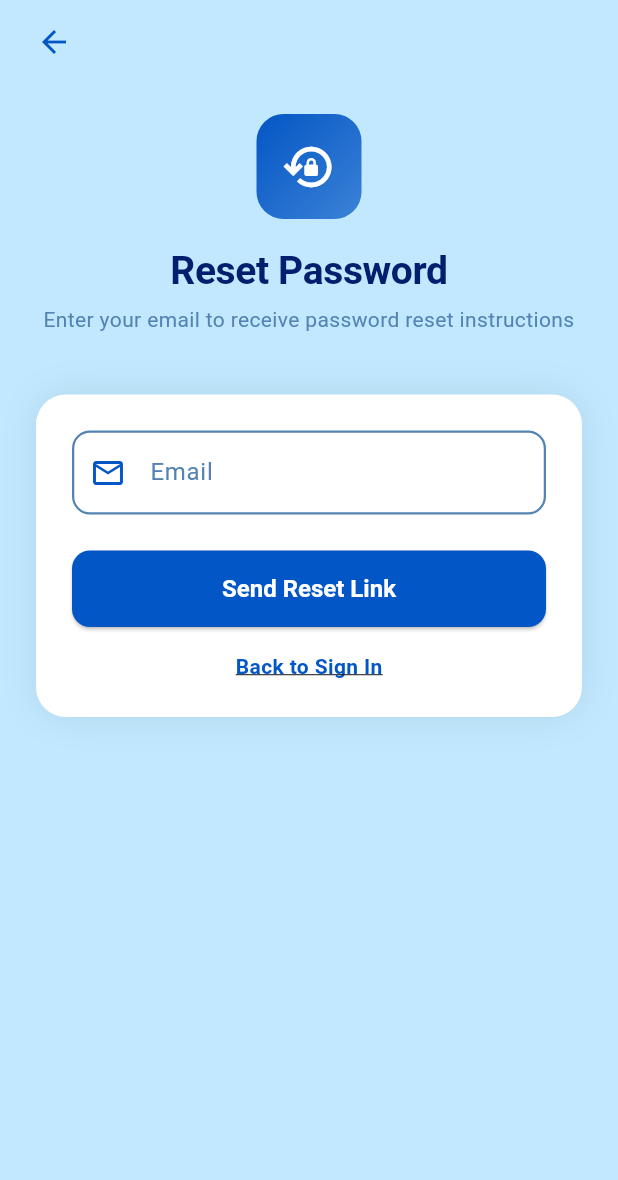
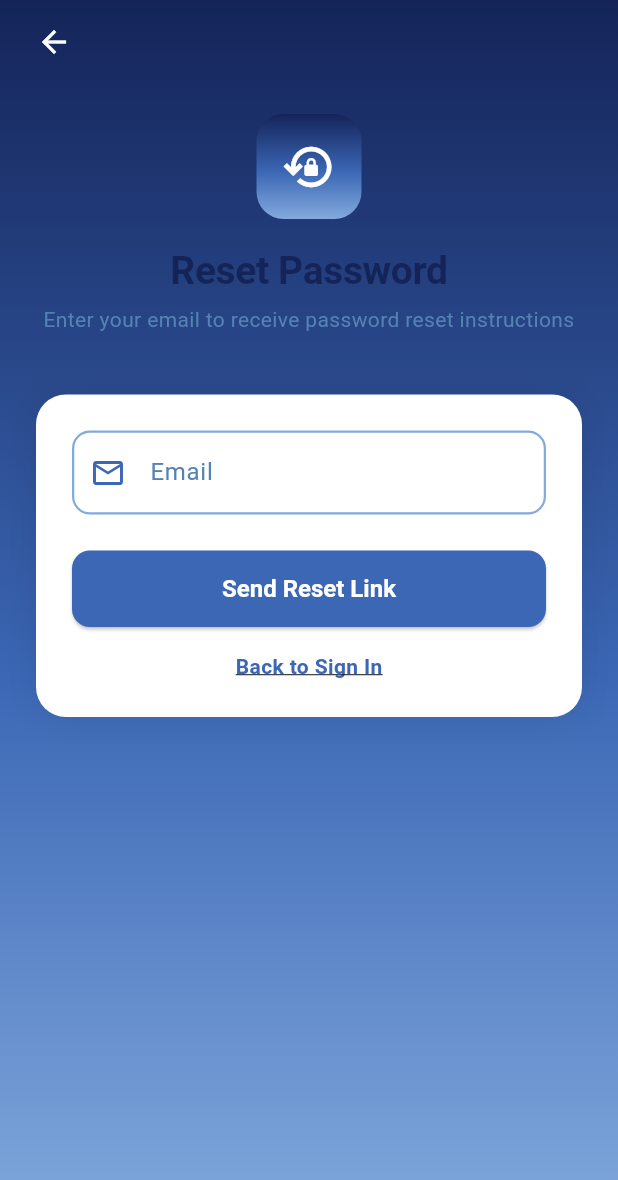
Before and after one commit to Michemor/family-workbook, a Flutter app: the ForgotPasswordScreen screen opened directly, on a phone screen of 412 x 824 dp. Shown: the top 1180 px of the screen. Run offline on Flutter 3.47's test engine with Material 3 defaults, Android fonts, the phone set to English and light mode, and no system bars; our stand-ins replace cloud_firestore, firebase_auth, firebase_core; accounts and stored records are empty.

Commit message:
Merge branch and fix screen conflicts

```diff
--- a/family_workbook/lib/screens/forgot_password_screen.dart
+++ b/family_workbook/lib/screens/forgot_password_screen.dart
@@ -60,18 +60,22 @@ class _ForgotPasswordScreenState extends State<ForgotPasswordScreen> {
 
   @override
   Widget build(BuildContext context) {
-    return Scaffold(
-      backgroundColor: AppTheme.lightBeige,
+    return Container(
+      decoration: const BoxDecoration(
+        gradient: AppTheme.primaryOmbre,
+      ),
+      child: Scaffold(
+        backgroundColor: Colors.transparent,
         appBar: AppBar(
           elevation: 0,
           backgroundColor: Colors.transparent,
           leading: GestureDetector(
             onTap: _handleBackToSignIn,
-          child: Padding(
-            padding: const EdgeInsets.only(left: 16.0),
+            child: const Padding(
+              padding: EdgeInsets.only(left: 16.0),
               child: Icon(
                 Icons.arrow_back,
-              color: AppTheme.primaryColor,
+                color: Colors.white,
                 size: 24,
               ),
             ),
@@ -89,14 +93,7 @@ class _ForgotPasswordScreenState extends State<ForgotPasswordScreen> {
                   width: 70,
                   height: 70,
                   decoration: BoxDecoration(
-                    gradient: LinearGradient(
-                      begin: Alignment.topLeft,
-                      end: Alignment.bottomRight,
-                      colors: [
-                        AppTheme.primaryColor,
-                        AppTheme.primaryColor.withValues(alpha: 0.7),
-                      ],
-                    ),
+                    gradient: AppTheme.primaryOmbre,
                     borderRadius: BorderRadius.circular(18),
                   ),
                   child: const Icon(
@@ -279,6 +276,7 @@ class _ForgotPasswordScreenState extends State<ForgotPasswordScreen> {
           ),
         ),
         ),
+      ),
     );
   }
 }
--- a/family_workbook/lib/screens/sign_in_screen.dart
+++ b/family_workbook/lib/screens/sign_in_screen.dart
@@ -78,10 +78,10 @@ class _SignInScreenState extends State<SignInScreen> {
     return Scaffold(
       body: Stack(
         children: [
-          // Light Blue Background
+          // Ocean Wave Background
           Container(
             decoration: const BoxDecoration(
-              color: Color(0xFFC1E8FF), // Light blue
+              gradient: AppTheme.primaryOmbre,
             ),
           ),
           // Main Content with Wavy Design
--- a/family_workbook/lib/screens/welcome_screen.dart
+++ b/family_workbook/lib/screens/welcome_screen.dart
@@ -28,7 +28,7 @@ class _WelcomeScreenState extends State<WelcomeScreen> {
     return Scaffold(
       body: Container(
         decoration: const BoxDecoration(
-          color: Color(0xFFC1E8FF), // Light blue
+          gradient: AppTheme.primaryOmbre,
         ),
         child: Center(
           child: Column(
--- a/family_workbook/lib/theme/app_theme.dart
+++ b/family_workbook/lib/theme/app_theme.dart
@@ -1,17 +1,53 @@
 import 'package:flutter/material.dart';
 
 class AppTheme {
-  // Family Toolbox Theme Colors - Midnight Blue to Light Blue Palette
-  static const Color primaryColor = Color(0xFF0356C5); // Medium royal blue
-  static const Color accentGold = Color(0xFF00206E); // Very dark blue
-  static const Color darkBrown = Color(0xFF00206E); // Very dark blue
-  static const Color lightBeige = Color(0xFFC1E8FF); // Light blue
-  static const Color softTan = Color(0xFF5483B3); // Medium blue
-  static const Color successGreen = Color(0xFF2E7D32); // Deep green
-  static const Color errorRed = Color(0xFFC62828); // Deep red
-  static const Color textDark = Color(0xFF00206E); // Very dark blue
-  static const Color textLight = Color(0xFF5483B3); // Medium blue
+  // ── Ocean Wave Palette ────────────────────────────────────────────────────
+  static const Color deepNavy    = Color(0xFF142459);
+  static const Color oceanBlue   = Color(0xFF3B67B5);
+  static const Color skyBlue     = Color(0xFF82AADD);
+  static const Color softLavender= Color(0xFFA395D1);
+  static const Color lilacPink   = Color(0xFFCFB8E8);
 
+  // ── Semantic aliases (keep old names so screens don't break) ─────────────
+  static const Color primaryColor = oceanBlue;
+  static const Color accentGold   = deepNavy;
+  static const Color darkBrown    = deepNavy;
+  static const Color lightBeige   = Color(0xFFEEF4FF); // soft blue-white bg
+  static const Color softTan      = skyBlue;           // border colour
+  static const Color successGreen = Color(0xFF2E7D32);
+  static const Color errorRed     = Color(0xFFC62828);
+  static const Color textDark     = deepNavy;
+  static const Color textLight    = Color(0xFF5483B3);
+
+  // ── Gradient shorthands ───────────────────────────────────────────────────
+  static const LinearGradient primaryOmbre = LinearGradient(
+    begin: Alignment.topCenter,
+    end: Alignment.bottomCenter,
+    colors: [deepNavy, oceanBlue, skyBlue],
+    stops: [0.0, 0.55, 1.0],
+  );
+
+  static const LinearGradient secondaryOmbre = LinearGradient(
+    begin: Alignment.topLeft,
+    end: Alignment.bottomRight,
+    colors: [oceanBlue, softLavender],
+  );
+
+  static const LinearGradient cardOmbre = LinearGradient(
+    begin: Alignment.topLeft,
+    end: Alignment.bottomRight,
+    colors: [oceanBlue, skyBlue],
+  );
+
+  static const List<BoxShadow> modernShadow = [
+    BoxShadow(
+      color: Color(0x1A142459),
+      blurRadius: 20,
+      offset: Offset(0, 8),
+    ),
+  ];
+
+  // ── Material ThemeData ────────────────────────────────────────────────────
   static ThemeData getTheme() {
     return ThemeData(
       useMaterial3: true,
@@ -19,12 +55,12 @@ class AppTheme {
         seedColor: primaryColor,
         brightness: Brightness.light,
       ),
-      scaffoldBackgroundColor: lightBeige,
-      appBarTheme: AppBarTheme(
-        backgroundColor: primaryColor,
+      scaffoldBackgroundColor: const Color(0xFFF8F9FA),
+      appBarTheme: const AppBarTheme(
+        backgroundColor: oceanBlue,
         elevation: 0,
         centerTitle: true,
-        titleTextStyle: const TextStyle(
+        titleTextStyle: TextStyle(
           color: Colors.white,
           fontSize: 20,
           fontWeight: FontWeight.w600,
@@ -32,7 +68,7 @@ class AppTheme {
       ),
       elevatedButtonTheme: ElevatedButtonThemeData(
         style: ElevatedButton.styleFrom(
-          backgroundColor: primaryColor,
+          backgroundColor: oceanBlue,
           foregroundColor: Colors.white,
           padding: const EdgeInsets.symmetric(vertical: 16, horizontal: 32),
           shape: RoundedRectangleBorder(
@@ -47,18 +83,19 @@ class AppTheme {
       inputDecorationTheme: InputDecorationTheme(
         filled: true,
         fillColor: Colors.white,
-        contentPadding: const EdgeInsets.symmetric(vertical: 16, horizontal: 16),
+        contentPadding:
+            const EdgeInsets.symmetric(vertical: 16, horizontal: 16),
         border: OutlineInputBorder(
           borderRadius: BorderRadius.circular(12),
-          borderSide: const BorderSide(color: softTan, width: 1.5),
+          borderSide: const BorderSide(color: skyBlue, width: 1.5),
         ),
         enabledBorder: OutlineInputBorder(
           borderRadius: BorderRadius.circular(12),
-          borderSide: const BorderSide(color: softTan, width: 1.5),
+          borderSide: const BorderSide(color: skyBlue, width: 1.5),
         ),
         focusedBorder: OutlineInputBorder(
           borderRadius: BorderRadius.circular(12),
-          borderSide: const BorderSide(color: primaryColor, width: 2),
+          borderSide: const BorderSide(color: oceanBlue, width: 2),
         ),
         errorBorder: OutlineInputBorder(
           borderRadius: BorderRadius.circular(12),
@@ -78,14 +115,8 @@ class AppTheme {
           fontWeight: FontWeight.w600,
           color: textDark,
         ),
-        bodyLarge: TextStyle(
-          fontSize: 16,
-          color: textDark,
-        ),
-        bodyMedium: TextStyle(
-          fontSize: 14,
-          color: textLight,
-        ),
+        bodyLarge: TextStyle(fontSize: 16, color: textDark),
+        bodyMedium: TextStyle(fontSize: 14, color: textLight),
       ),
     );
   }
```
Also changed, not shown: family_workbook/lib/screens/sign_up_screen.dart (+3 -10 lines). Lines whose indentation alone changed are shown as unchanged.
